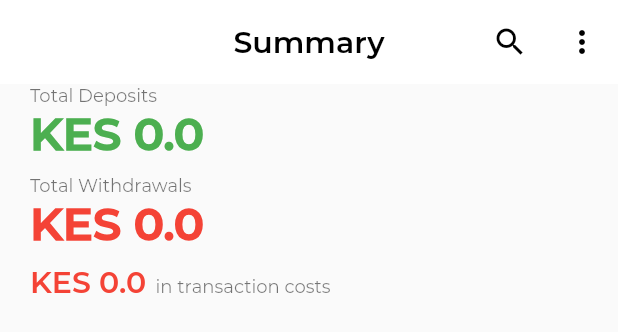
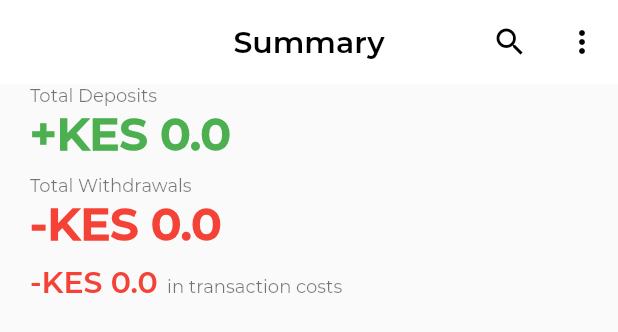
Before and after one commit to victormwenda/Mpesa-Ledger, a Flutter app: the Summary widget shown alone on an empty page, opened directly, on a phone screen of 412 x 824 dp. Shown: the top 332 px of the screen. Run offline on Flutter 3.47's test engine with Material 2 defaults, Android fonts, the phone set to English and light mode, and no system bars; our stand-ins replace carousel_slider, firebase_auth, google_sign_in, recase, shared_preferences, sqflite; missing offline and left inert: app_settings, flutter_auth_buttons; accounts and stored records are empty.

Commit message:
Created the cards ffor each year each having their months deposits and withdrawal amounts

```diff
--- a/lib/screens/summary/index.dart
+++ b/lib/screens/summary/index.dart
@@ -2,6 +2,7 @@ import 'package:flutter/material.dart';
 import 'package:mpesa_ledger_flutter/blocs/summary/summary_bloc.dart';
 
 import 'package:mpesa_ledger_flutter/widgets/appbar/appbar.dart';
+import 'package:mpesa_ledger_flutter/widgets/cards/white_card.dart';
 
 class Summary extends StatefulWidget {
   SummaryBloc summaryBloc = SummaryBloc();
@@ -19,6 +20,60 @@ class _SummaryState extends State<Summary> {
     super.initState();
   }
 
+  String totalDeposits(List<Map<String, dynamic>> listMap) {
+    double totalDeposits = 0.0;
+    for (var i = 0; i < listMap.length; i++) {
+      totalDeposits += listMap[i]["deposits"];
+    }
+    return totalDeposits.toString();
+  }
+
+  String totalWithdrawals(List<Map<String, dynamic>> listMap) {
+    double totalDeposits = 0.0;
+    for (var i = 0; i < listMap.length; i++) {
+      totalDeposits += listMap[i]["withdrawals"];
+    }
+    return totalDeposits.toString();
+  }
+
+  List<Widget> monthlyDepositsAnsWithdrawals(
+      List<Map<String, dynamic>> listMap) {
+    List<Widget> listWidget = [];
+    for (var i = 0; i < listMap.length; i++) {
+      listWidget.add(
+        Padding(
+          padding: const EdgeInsets.only(top: 8.0, bottom: 8.0),
+          child: Row(
+            mainAxisAlignment: MainAxisAlignment.spaceBetween,
+            children: <Widget>[
+              Text(
+                listMap[i]["month"],
+                style: Theme.of(context).textTheme.subtitle,
+              ),
+              Text(
+                "+KES " + listMap[i]["deposits"].toString(),
+                style: Theme.of(context).textTheme.subtitle.merge(
+                      TextStyle(
+                        color: Color(0XFF4CAF50),
+                      ),
+                    ),
+              ),
+              Text(
+                "-KES " + listMap[i]["withdrawals"].toString(),
+                style: Theme.of(context).textTheme.subtitle.merge(
+                      TextStyle(
+                        color: Color(0XFFF44336),
+                      ),
+                    ),
+              ),
+            ],
+          ),
+        ),
+      );
+    }
+    return listWidget;
+  }
+
   @override
   Widget build(BuildContext context) {
     return Column(
@@ -29,8 +84,8 @@ class _SummaryState extends State<Summary> {
               stream: widget.summaryBloc.transactionTotalsStream,
               builder: (context, AsyncSnapshot<Map<String, dynamic>> snapshot) {
                 if (snapshot.hasData) {
-                  List<Map<String, dynamic>> yearMonthlyTotalsList = snapshot.data["yearMonthlyTotals"];
-                  print(snapshot.data);
+                  List<Map<String, dynamic>> yearMonthlyTotalsList =
+                      snapshot.data["yearMonthlyTotals"];
                   return ListView.builder(
                     itemCount: yearMonthlyTotalsList.length + 1,
                     itemBuilder: (BuildContext context, int index) {
@@ -49,7 +104,7 @@ class _SummaryState extends State<Summary> {
                                 Padding(
                                   padding: const EdgeInsets.only(bottom: 8.0),
                                   child: Text(
-                                    "KES " +
+                                    "+KES " +
                                         snapshot.data["totals"]["deposits"]
                                             .toString(),
                                     style: Theme.of(context)
@@ -69,7 +124,7 @@ class _SummaryState extends State<Summary> {
                                 Padding(
                                   padding: const EdgeInsets.only(bottom: 8.0),
                                   child: Text(
-                                    "KES " +
+                                    "-KES " +
                                         snapshot.data["totals"]["withdrawals"]
                                             .toString(),
                                     style: Theme.of(context)
@@ -86,7 +141,7 @@ class _SummaryState extends State<Summary> {
                                   padding: const EdgeInsets.only(bottom: 20.0),
                                   child: RichText(
                                     text: TextSpan(
-                                      text: "KES " +
+                                      text: "-KES " +
                                           snapshot.data["totals"]
                                                   ["transactionCost"]
                                               .toString(),
@@ -114,11 +169,66 @@ class _SummaryState extends State<Summary> {
                           ),
                         );
                       }
-                      return Text(snapshot.data["yearMonthlyTotals"][index - 1]["year"].toString());
+                      print(snapshot.data["yearMonthlyTotals"][index - 1]);
+                      var year =
+                          snapshot.data["yearMonthlyTotals"][index - 1]["year"];
+                      var monthlyTotals = snapshot.data["yearMonthlyTotals"]
+                          [index - 1]["monthlyTotals"];
+                      return WhiteCardWidget(
+                        Column(
+                          crossAxisAlignment: CrossAxisAlignment.start,
+                          children: <Widget>[
+                            Container(
+                              child: Text(
+                                year.toString(),
+                                style: Theme.of(context).textTheme.title,
+                              ),
+                            ),
+                            Container(
+                              child: Text("CHART HERE"),
+                            ),
+                            Container(
+                              child: ExpansionTile(
+                                title: Row(
+                                  children: <Widget>[
+                                    Text(
+                                      "+KES " + totalDeposits(monthlyTotals),
+                                      style: Theme.of(context)
+                                          .textTheme
+                                          .subtitle
+                                          .merge(
+                                            TextStyle(
+                                              color: Color(0XFF4CAF50),
+                                            ),
+                                          ),
+                                    ),
+                                    SizedBox(
+                                      width: 20,
+                                    ),
+                                    Text(
+                                      "-KES " + totalWithdrawals(monthlyTotals),
+                                      style: Theme.of(context)
+                                          .textTheme
+                                          .subtitle
+                                          .merge(
+                                            TextStyle(
+                                              color: Color(0XFFF44336),
+                                            ),
+                                          ),
+                                    ),
+                                  ],
+                                ),
+                                children: monthlyDepositsAnsWithdrawals(
+                                    monthlyTotals),
+                              ),
+                            ),
+                          ],
+                        ),
+                      );
                     },
                   );
                 } else {
-                  return CircularProgressIndicator();
+                  return Container();
                 }
               }),
         ),
@@ -126,71 +236,3 @@ class _SummaryState extends State<Summary> {
     );
   }
 }
-
-// return Container(
-//                       alignment: Alignment.topLeft,
-//                       child: Padding(
-//                         padding: const EdgeInsets.only(left: 20),
-//                         child: Column(
-//                           crossAxisAlignment: CrossAxisAlignment.start,
-//                           children: <Widget>[
-//                             Text(
-//                               "Total Deposits",
-//                               style: Theme.of(context).textTheme.caption,
-//                             ),
-//                             Padding(
-//                               padding: const EdgeInsets.only(bottom: 8.0),
-//                               child: Text(
-//                                 "KES " + snapshot.data["deposits"].toString(),
-//                                 style:
-//                                     Theme.of(context).textTheme.headline.merge(
-//                                           TextStyle(
-//                                             color: Color(0XFF4CAF50),
-//                                           ),
-//                                         ),
-//                               ),
-//                             ),
-//                             Text(
-//                               "Total Withdrawals",
-//                               style: Theme.of(context).textTheme.caption,
-//                             ),
-//                             Padding(
-//                               padding: const EdgeInsets.only(bottom: 8.0),
-//                               child: Text(
-//                                 "KES " +
-//                                     snapshot.data["withdrawals"].toString(),
-//                                 style:
-//                                     Theme.of(context).textTheme.headline.merge(
-//                                           TextStyle(
-//                                             color: Color(0XFFF44336),
-//                                           ),
-//                                         ),
-//                               ),
-//                             ),
-//                             Padding(
-//                               padding: const EdgeInsets.only(bottom: 20.0),
-//                               child: RichText(
-//                                 text: TextSpan(
-//                                   text: "KES " +
-//                                       snapshot.data["transactionCost"]
-//                                           .toString(),
-//                                   style:
-//                                       Theme.of(context).textTheme.title.merge(
-//                                             TextStyle(
-//                                               color: Color(0XFFF44336),
-//                                             ),
-//                                           ),
-//                                   children: [
-//                                     TextSpan(
-//                                       text: "  in transaction costs",
-//                                       style:
-//                                           Theme.of(context).textTheme.caption,
-//                                     )
-//                                   ],
-//                                 ),
-//                               ),
-//                             )
-//                           ],
-//                         ),
-//                       ),
-//                     );
--- a/lib/theme/custom_theme.dart
+++ b/lib/theme/custom_theme.dart
@@ -22,6 +22,7 @@ class CustomTheme {
           fontSize: 15.0,
         ),
         title: TextStyle(color: Colors.black, fontWeight: FontWeight.w600),
+        subtitle: TextStyle(color: Colors.black, fontWeight: FontWeight.w600),
         body1: TextStyle(),
         button: TextStyle(
           fontWeight: FontWeight.w800,
```
Also changed, not shown: lib/blocs/summary/summary_bloc.dart (+14 -4 lines).
